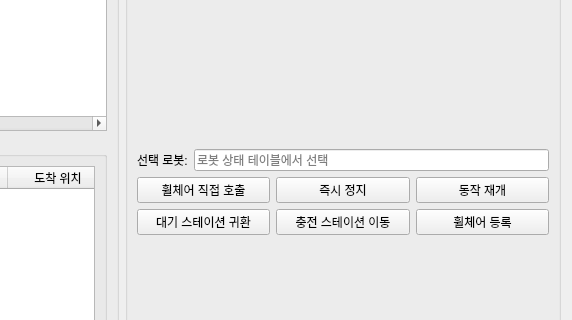
The window that Hospital_Terminal/wheelchair_admin.ui (Heo157/Project-Hospital-Autonomous-Wheelchair) describes before a commit, drawn with Qt 5; both pictures show x 328 to 900 and y 175 to 495 of the 900 by 600 pixel window.
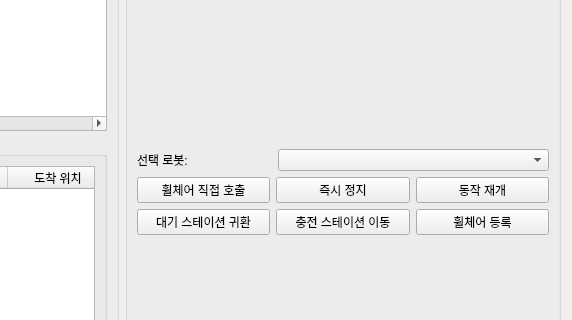
The same window after the commit. Icons and pictures are not drawn.

```diff
--- a/Hospital_Terminal/wheelchair_admin.ui
+++ b/Hospital_Terminal/wheelchair_admin.ui
@@ -125,7 +125,7 @@
        <property name="title">
         <string>병원 매핑 / 휠체어 제어</string>
        </property>
-       <layout class="QVBoxLayout" name="vlMap" stretch="5,1,3,3">
+       <layout class="QVBoxLayout" name="vlMap" stretch="5,0,3,3">
         <item>
          <widget class="QLabel" name="lbMapPlaceholder">
           <property name="sizePolicy">
@@ -152,7 +152,7 @@
          </widget>
         </item>
         <item>
-         <layout class="QHBoxLayout" name="hlSelectedRobot">
+         <layout class="QHBoxLayout" name="hlSelectedRobot" stretch="1,2">
           <item>
            <widget class="QLabel" name="lbSelectedRobot">
             <property name="text">
@@ -161,14 +161,7 @@
            </widget>
           </item>
           <item>
-           <widget class="QLineEdit" name="leSelectedRobot">
-            <property name="readOnly">
-             <bool>true</bool>
-            </property>
-            <property name="placeholderText">
-             <string>로봇 상태 테이블에서 선택</string>
-            </property>
-           </widget>
+           <widget class="QComboBox" name="cbSelectedRobot"/>
           </item>
          </layout>
         </item>
```
